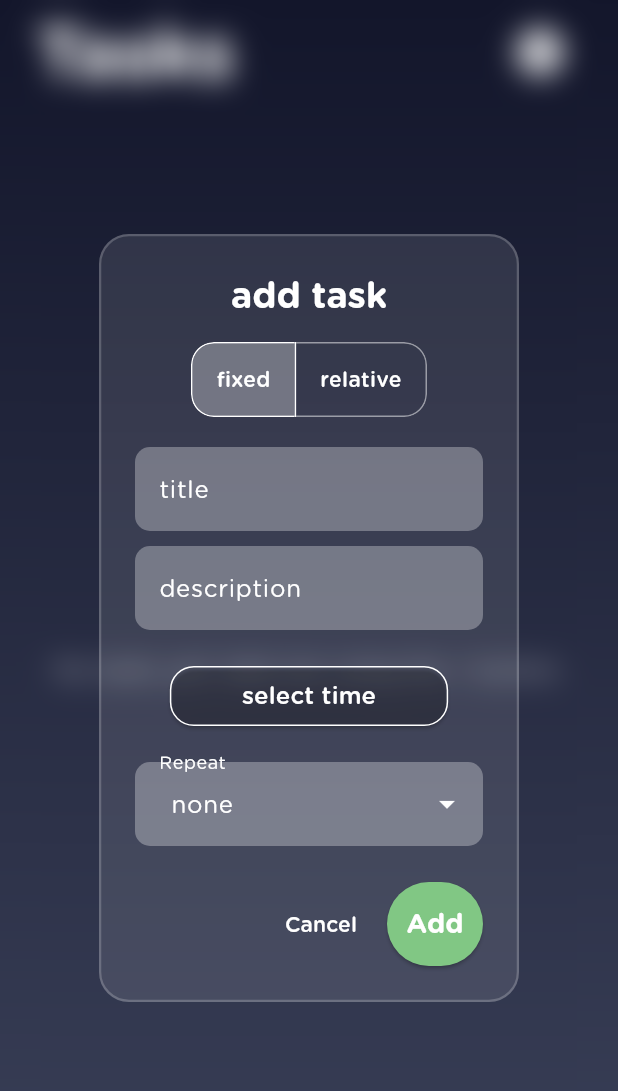
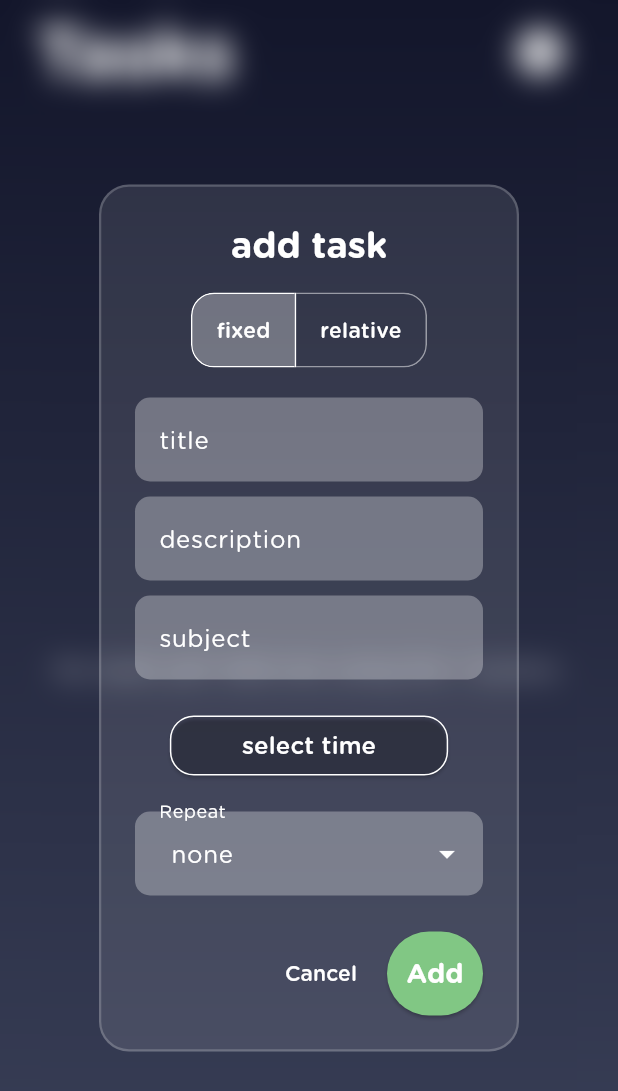
Before and after one commit to intercogni/sundial, a Flutter app: the DialScreen screen opened directly, after a tap on the "add circle" icon, on a phone screen of 412 x 824 dp. Shown: the top 1091 px of the screen. Run offline on Flutter 3.47's test engine with Material 3 defaults, Android fonts, the phone set to English and light mode, and no system bars; our stand-ins replace cloud_firestore, firebase_auth, firebase_core, firebase_database, flutter_svg, geocoding and 5 more; missing offline and left inert: ming_cute_icons; accounts and stored records are empty; statements that could not run were skipped.

Commit message:
✨ update

```diff
--- a/lib/models/task.dart
+++ b/lib/models/task.dart
@@ -34,6 +34,7 @@ class Task {
   String? id;
   String title;
   String description;
+  String subject;
   DateTime dueDate;
   bool isCompleted;
   int? timeInMinutes;
@@ -47,6 +48,7 @@ class Task {
     this.id,
     required this.title,
     required this.description,
+    required this.subject,
     required this.dueDate,
     this.isCompleted = false,
     this.timeInMinutes,
@@ -61,6 +63,7 @@ class Task {
     return {
       'title': title,
       'description': description,
+      'subject': subject,
       'dueDate': dueDate,
       'isCompleted': isCompleted,
       'timeInMinutes': timeInMinutes,
@@ -78,6 +81,7 @@ class Task {
       id: doc.id,
       title: data['title'] ?? '',
       description: data['description'] ?? '',
+      subject: data['subject'] ?? '',
       dueDate: (data['dueDate'] as Timestamp).toDate(),
       isCompleted: data['isCompleted'] ?? false,
       timeInMinutes: data['timeInMinutes'],
--- a/lib/screens/dial.dart
+++ b/lib/screens/dial.dart
@@ -298,6 +298,10 @@ class _DialScreenState extends State<DialScreen> {
                                           style: const TextStyle(color: Colors.white70, fontSize: 14, fontWeight: FontWeight.w500),
                                         ),
                                         Text(
+                                          task.subject,
+                                          style: const TextStyle(color: Colors.white70, fontSize: 13, fontStyle: FontStyle.italic),
+                                        ),
+                                        Text(
                                           task.description,
                                           style: const TextStyle(color: Colors.white70, fontSize: 13, fontStyle: FontStyle.italic),
                                         ),
@@ -355,6 +359,7 @@ class _DialScreenState extends State<DialScreen> {
   Future<void> _showAddDialog(BuildContext context) async {
     String title = '';
     String description = '';
+    String subject = '';
     TimeOfDay? selectedTime;
     bool isRelative = false;
     String? solarEvent;
@@ -456,6 +461,23 @@ class _DialScreenState extends State<DialScreen> {
                       style: const TextStyle(color: Colors.white),
                       onChanged: (value) {
                         description = value;
+                      },
+                    ),
+                    const SizedBox(height: 10),
+                    TextField(
+                      decoration: InputDecoration(
+                        labelText: 'subject',
+                        labelStyle: const TextStyle(color: Colors.white),
+                        border: OutlineInputBorder(
+                          borderRadius: BorderRadius.circular(10),
+                          borderSide: BorderSide.none,
+                        ),
+                        filled: true,
+                        fillColor: Colors.white.withOpacity(0.3),
+                      ),
+                      style: const TextStyle(color: Colors.white),
+                      onChanged: (value) {
+                        subject = value;
                       },
                     ),
                     const SizedBox(height: 20),
@@ -655,7 +677,7 @@ class _DialScreenState extends State<DialScreen> {
               ),
               ElevatedButton(
                 onPressed: () {
-                  if (title.isNotEmpty && description.isNotEmpty) {
+                  if (title.isNotEmpty && description.isNotEmpty && subject.isNotEmpty) {
                     RepeatOptions? finalRepeatOptions;
                     if (repeatType != RepeatType.none) {
                       finalRepeatOptions = RepeatOptions(type: repeatType, selectedDays: selectedDays);
@@ -668,6 +690,7 @@ class _DialScreenState extends State<DialScreen> {
                         Task(
                             title: title,
                             description: description,
+                            subject: subject,
                             dueDate: dueDate,
                             repeatOptions: finalRepeatOptions,
                             userId: FirebaseAuth.instance.currentUser?.uid),
@@ -678,6 +701,7 @@ class _DialScreenState extends State<DialScreen> {
                         Task(
                             title: title,
                             description: description,
+                            subject: subject,
                             dueDate: DateTime.now(),
                             isRelative: true,
                             solarEvent: solarEvent,
@@ -711,6 +735,7 @@ class _DialScreenState extends State<DialScreen> {
   Future<void> _showUpdateDialog(BuildContext context, Task taskToUpdate) async {
     String title = taskToUpdate.title;
     String description = taskToUpdate.description;
+    String subject = taskToUpdate.subject;
     TimeOfDay? selectedTime = TimeOfDay.fromDateTime(taskToUpdate.dueDate);
     bool isRelative = taskToUpdate.isRelative;
     String? solarEvent = taskToUpdate.solarEvent;
@@ -781,6 +806,24 @@ class _DialScreenState extends State<DialScreen> {
                         description = value;
                       },
                       controller: TextEditingController(text: description),
+                    ),
+                    const SizedBox(height: 20),
+                    TextField(
+                      decoration: InputDecoration(
+                        labelText: 'subject',
+                        labelStyle: const TextStyle(color: Colors.white),
+                        border: OutlineInputBorder(
+                          borderRadius: BorderRadius.circular(10),
+                          borderSide: BorderSide.none,
+                        ),
+                        filled: true,
+                        fillColor: Colors.white.withOpacity(0.3),
+                      ),
+                      style: const TextStyle(color: Colors.white),
+                      onChanged: (value) {
+                        subject = value;
+                      },
+                      controller: TextEditingController(text: subject),
                     ),
                     const SizedBox(height: 20),
                     ClipRRect(
@@ -1000,7 +1043,7 @@ class _DialScreenState extends State<DialScreen> {
               ),
               ElevatedButton(
                 onPressed: () {
-                  if (title.isNotEmpty && description.isNotEmpty) {
+                  if (title.isNotEmpty && description.isNotEmpty && subject.isNotEmpty) {
                     RepeatOptions? finalRepeatOptions;
                     if (repeatType != RepeatType.none) {
                       finalRepeatOptions = RepeatOptions(type: repeatType, selectedDays: selectedDays);
@@ -1014,6 +1057,7 @@ class _DialScreenState extends State<DialScreen> {
                           id: taskToUpdate.id,
                           title: title,
                           description: description,
+                          subject: subject,
                           dueDate: dueDate,
                           isCompleted: taskToUpdate.isCompleted,
                           timeInMinutes: taskToUpdate.timeInMinutes,
@@ -1031,6 +1075,7 @@ class _DialScreenState extends State<DialScreen> {
                           id: taskToUpdate.id,
                           title: title,
                           description: description,
+                          subject: subject,
                           dueDate: taskToUpdate.dueDate,
                           isCompleted: taskToUpdate.isCompleted,
                           timeInMinutes: taskToUpdate.timeInMinutes,
```
Also changed, not shown: 1 other file.
